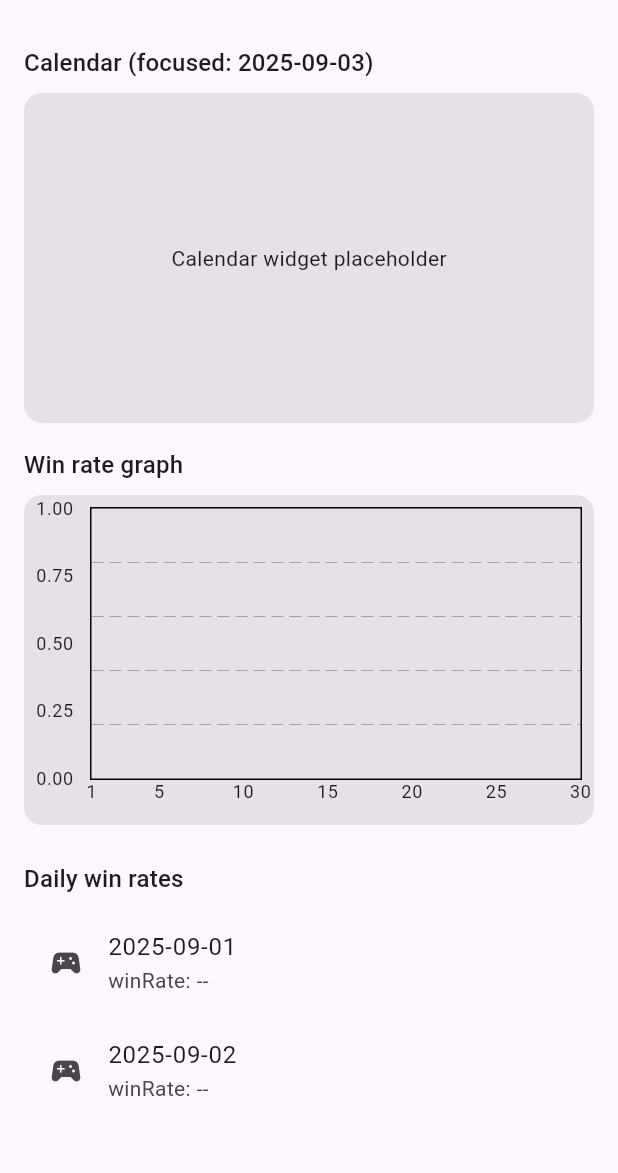
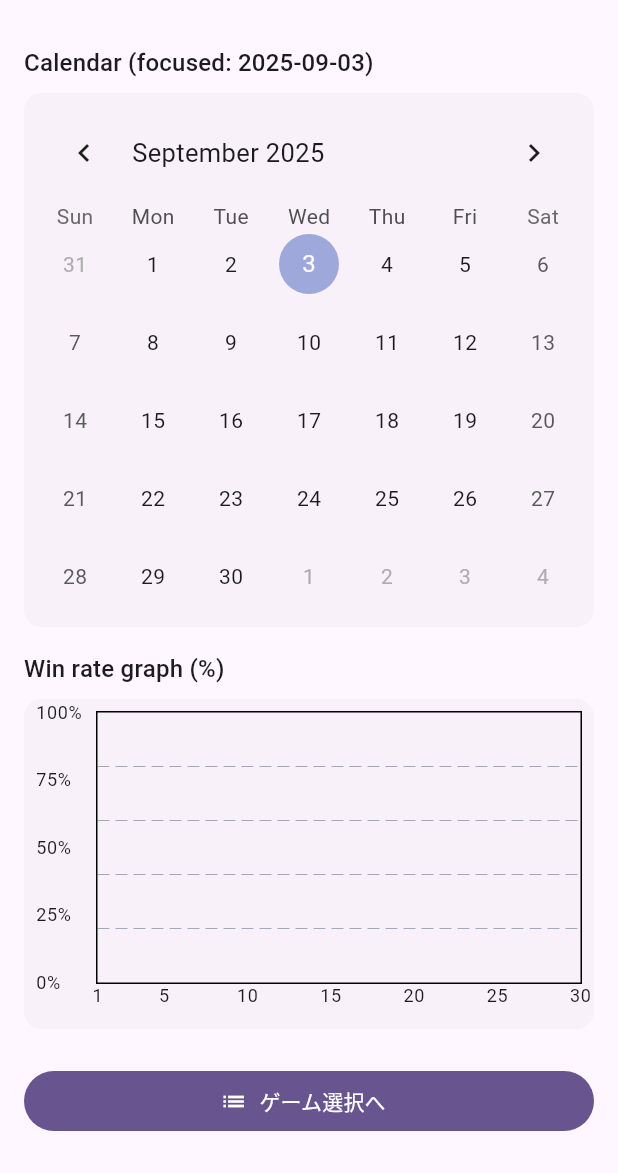
Before and after one commit to dohq/matchnotes, a Flutter app: the screen it shows after launch, on a phone screen of 412 x 824 dp, the part 63-1236 px from its top. Run offline on Flutter 3.47's test engine with Material 3 defaults, Android fonts, the phone set to English and light mode, and no system bars; drawn by our look-alikes of fl_chart, table_calendar; our stand-ins replace csv, drift, drift_sqflite, file_picker, flutter_riverpod; accounts and stored records are empty; generated files the repository leaves out were written again.

Commit message:
feat(top): カレンダー導入とグラフ改善\n\n- TableCalendar を導入しプレースホルダを置換\n- 月次Win rateグラフを1つに統一\n- Y軸を0-100%に変更し%表示に統一（データは×100スケール）\n- 'Daily win rates' プレースホルダを削除\n- グラフ/ローディング背景を薄いトーン(surfaceContainerLow)に変更

```diff
--- a/lib/presentation/top_page.dart
+++ b/lib/presentation/top_page.dart
@@ -6,6 +6,7 @@
 import 'package:matchnotes/domain/usecases/get_monthly_win_rates_per_game.dart';
 import 'game_select_page.dart';
 import 'settings_page.dart';
+import 'package:table_calendar/table_calendar.dart';
 
 class TopPage extends ConsumerStatefulWidget {
   const TopPage({super.key});
@@ -15,7 +16,8 @@
 }
 
 class _TopPageState extends ConsumerState<TopPage> {
-  final DateTime _focusedDay = DateTime.now();
+  DateTime _focusedDay = DateTime.now();
+  DateTime? _selectedDay;
 
   @override
   Widget build(BuildContext context) {
@@ -37,50 +39,40 @@
         padding: const EdgeInsets.all(16),
         child: ListView(
           children: [
-            // Calendar placeholder
+            // Calendar
             Text(
               'Calendar (focused: ${df.format(_focusedDay)})',
               style: Theme.of(context).textTheme.titleMedium,
             ),
             const SizedBox(height: 8),
             Container(
-              height: 220,
               decoration: BoxDecoration(
-                color: Theme.of(context).colorScheme.surfaceContainerHighest,
+                color: Theme.of(context).colorScheme.surfaceContainerLow,
                 borderRadius: BorderRadius.circular(12),
               ),
-              alignment: Alignment.center,
-              child: const Text('Calendar widget placeholder'),
-            ),
-            const SizedBox(height: 16),
-            // Graph
-            Text(
-              'Win rate graph',
-              style: Theme.of(context).textTheme.titleMedium,
-            ),
-            const SizedBox(height: 8),
-            _MonthlyWinRateChart(
-              month: DateTime(_focusedDay.year, _focusedDay.month, 1),
-            ),
-            const SizedBox(height: 16),
-            // Daily rates list placeholder
-            Text(
-              'Daily win rates',
-              style: Theme.of(context).textTheme.titleMedium,
-            ),
-            const SizedBox(height: 8),
-            ...List.generate(
-              5,
-              (i) => ListTile(
-                leading: const Icon(Icons.sports_esports),
-                title: Text('2025-09-${(i + 1).toString().padLeft(2, '0')}'),
-                subtitle: const Text('winRate: --'),
+              padding: const EdgeInsets.all(8),
+              child: TableCalendar(
+                focusedDay: _focusedDay,
+                firstDay: DateTime.utc(2000, 1, 1),
+                lastDay: DateTime.utc(2100, 12, 31),
+                headerStyle: const HeaderStyle(formatButtonVisible: false),
+                selectedDayPredicate: (day) => isSameDay(_selectedDay, day),
+                onDaySelected: (selected, focused) {
+                  setState(() {
+                    _selectedDay = selected;
+                    _focusedDay = focused;
+                  });
+                },
+                onPageChanged: (focused) {
+                  setState(() => _focusedDay = focused);
+                },
+                calendarFormat: CalendarFormat.month,
               ),
             ),
             const SizedBox(height: 16),
             // Graph
             Text(
-              'Win rate graph',
+              'Win rate graph (%)',
               style: Theme.of(context).textTheme.titleMedium,
             ),
             const SizedBox(height: 8),
@@ -131,7 +123,7 @@
   Widget _skeleton(BuildContext context) => Container(
     height: 220,
     decoration: BoxDecoration(
-      color: Theme.of(context).colorScheme.surfaceContainerHighest,
+      color: Theme.of(context).colorScheme.surfaceContainerLow,
       borderRadius: BorderRadius.circular(12),
     ),
     alignment: Alignment.center,
@@ -165,7 +157,7 @@
           height: 220,
           padding: const EdgeInsets.symmetric(horizontal: 8, vertical: 8),
           decoration: BoxDecoration(
-            color: Theme.of(context).colorScheme.surfaceContainerHighest,
+            color: Theme.of(context).colorScheme.surfaceContainerLow,
             borderRadius: BorderRadius.circular(12),
           ),
           child: LineChart(
@@ -173,16 +165,16 @@
               minX: 1,
               maxX: daysInMonth.toDouble(),
               minY: 0,
-              maxY: 1,
+              maxY: 100,
               gridData: FlGridData(show: true, drawVerticalLine: false),
               titlesData: FlTitlesData(
                 leftTitles: AxisTitles(
                   sideTitles: SideTitles(
                     showTitles: true,
-                    reservedSize: 36,
-                    interval: 0.25,
+                    reservedSize: 40,
+                    interval: 25,
                     getTitlesWidget: (value, meta) => Text(
-                      (value).toStringAsFixed(2),
+                      '${value.toInt()}%',
                       style: Theme.of(context).textTheme.bodySmall,
                     ),
                   ),
@@ -212,7 +204,9 @@
                     barWidth: 2,
                     dotData: FlDotData(show: true),
                     spots: series[i].points
-                        .map((p) => FlSpot(p.day.day.toDouble(), p.winRate))
+                        .map(
+                          (p) => FlSpot(p.day.day.toDouble(), p.winRate * 100),
+                        )
                         .toList(growable: false),
                   ),
               ],
```
Also changed, not shown: lib/presentation/settings_page.dart (+8 -3 lines), 1 other file.
